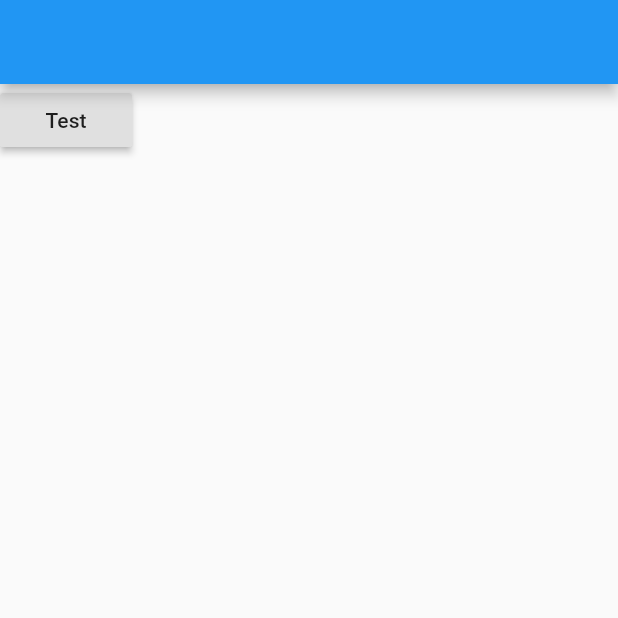
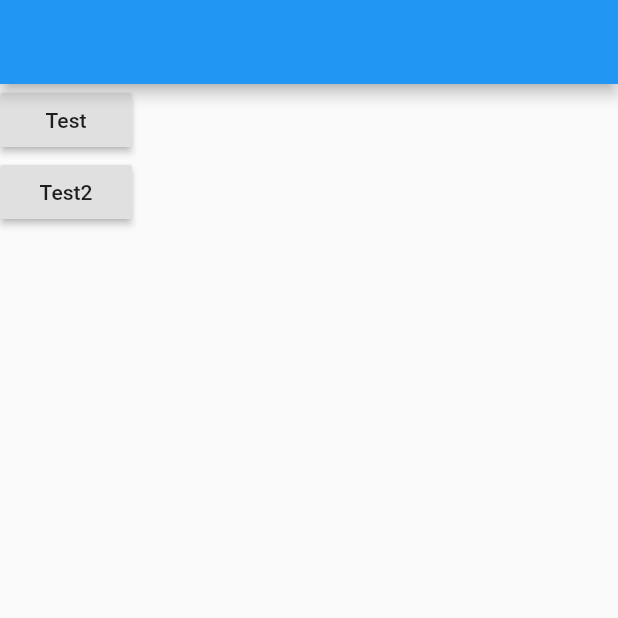
Before and after one commit to vitting/locale_scoreboard, a Flutter app: the screen it shows after launch, after a tap on "Test", on a phone screen of 412 x 824 dp, the top half of it. Run offline on Flutter 3.47's test engine with Material 2 defaults, Android fonts, the phone set to English and light mode, and no system bars; our stand-ins replace date_format, sqflite, synchronized; accounts and stored records are empty.

Commit message:
initial commit 2

```diff
--- a/lib/helpers/db_helpers.dart
+++ b/lib/helpers/db_helpers.dart
@@ -5,7 +5,7 @@ import 'package:path/path.dart';
 import 'package:sqflite/sqflite.dart';
 import 'package:synchronized/synchronized.dart';
 
-final String dbName = "scoreboard.db";
+final String dbName = "board.db";
 final int dbVersion = 1;
 
 class DbHelpers {
@@ -15,10 +15,9 @@ class DbHelpers {
   Future<Database> get db async {
     String databasesPath = await getDatabasesPath();
     String path = join(databasesPath, dbName);
-
     if (_db == null || !_db.isOpen) {
       try {
-        await Directory(path).create(recursive: true);
+        await Directory(databasesPath).create(recursive: true);
       } catch (error) {
         print("Create DB directory error: $error");
       }
@@ -26,11 +25,12 @@ class DbHelpers {
       /// Avoid lock issues on Android
       await _lock.synchronized(() async {
         if (_db == null || !_db.isOpen) {
-          _db = await openDatabase(path, version: dbVersion,
-              onCreate: (Database db, int version) async {
-            await db.execute(DbSql.createMatches);
-            await db.execute(DbSql.createScores);
-            await db.execute(DbSql.createSets);
+          print("******************Opening database**********************");
+          _db = await openDatabase(path, version: dbVersion, onCreate: (Database db, int version) async {
+            await db.execute("${DbSql.createMatches}${DbSql.createScores}${DbSql.createSets}");
+            // await db.execute(DbSql.createMatches);
+            // await db.execute(DbSql.createScores);
+            // await db.execute(DbSql.createSets);
           });
         }
       });
@@ -58,4 +58,9 @@ class DbHelpers {
     Database dbCon = await db;
     return dbCon.delete(table, where: "${DbSql.colId} = ?", whereArgs: [id]);
   }
+
+  Future<List<Map<String, dynamic>>> query(String table, {bool distinct = false, int limit = -1, String orderBy, String where, List<dynamic> whereArgs}) async {
+    Database dbCon = await db;
+    return dbCon.query(table, columns: [], distinct: distinct, limit: limit, orderBy: orderBy, where: where, whereArgs: whereArgs);
+  }
 }
--- a/lib/helpers/db_sql_create.dart
+++ b/lib/helpers/db_sql_create.dart
@@ -26,7 +26,7 @@ class DbSql {
   static final String colSetStart = "setStart";
   static final String colSetEnd = "setEnd";
   static final String colWinnerTeam = "winnerTeam";
-  static final String createMatches = "CREATE TABLE [$tableMatches]([$colId] TEXT(50) PRIMARY KEY NOT NULL UNIQUE, [$colTitle] TEXT(100) NOT NULL, [$colCreatedDate] INTEGER NOT NULL, [$colMatchDate] INTEGER NOT NULL, [$colNamePlayer1Team1] TEXT(50) NOT NULL, [$colNamePlayer2Team1] TEXT(50) NOT NULL, [$colNamePlayer1Team2] TEXT(50) NOT NULL, [$colNamePlayer2Team2] TEXT(50) NOT NULL, [$colActive] INTEGER NOT NULL DEFAULT 0)";
-  static final String createScores = "CREATE TABLE [$tableScores]([$colId] TEXT(50) PRIMARY KEY NOT NULL UNIQUE, [$colMatchId] TEXT NOT NULL, [$colMatchStartedAt] INTEGER, [$colMatchEndedAt] INTEGER, [$colSetTeam1] INTEGER NOT NULL DEFAULT 0, [$colSetTeam2] INTEGER NOT NULL DEFAULT 0, [$colPointsTeam1] INTEGER NOT NULL DEFAULT 0, [$colPointsTeam2] INTEGER NOT NULL DEFAULT 0, [$colTimeoutsTeam1] INTEGER NOT NULL DEFAULT 0, [$colSetTeam2] INTEGER NOT NULL DEFAULT 0, [$colStartTeam] INTEGER NOT NULL DEFAULT 0, [$colActiveTeam] INTEGER NOT NULL DEFAULT 0)";
-  static final String createSets = "CREATE TABLE [$tableSets]([$colId] TEXT(50) PRIMARY KEY NOT NULL UNIQUE, [$colMatchId] TEXT NOT NULL, [$colStartTeam] INTEGER NOT NULL DEFAULT 0, [$colSetNumber] INTEGER NOT NULL DEFAULT 0, [$colPointsTeam1] INTEGER NOT NULL DEFAULT 0, [$colPointsTeam2] INTEGER NOT NULL DEFAULT 0, [$colSetTeam1] INTEGER NOT NULL DEFAULT 0, [$colSetTeam2] INTEGER NOT NULL DEFAULT 0, [$colTimeoutsTeam1] INTEGER NOT NULL DEFAULT 0, [$colTimeoutsTeam2] INTEGER NOT NULL DEFAULT 0, [$colSetStart] INTEGER NOT NULL DEFAULT 0, [$colSetEnd] INTEGER NOT NULL DEFAULT 0, [$colWinnerTeam] INTEGER NOT NULL DEFAULT 0)";
+  static final String createMatches = "CREATE TABLE [$tableMatches]([$colId] TEXT(50) PRIMARY KEY NOT NULL UNIQUE, [$colTitle] TEXT(100) NOT NULL, [$colCreatedDate] INTEGER NOT NULL, [$colMatchDate] INTEGER NOT NULL, [$colNamePlayer1Team1] TEXT(50) NOT NULL, [$colNamePlayer2Team1] TEXT(50) NOT NULL, [$colNamePlayer1Team2] TEXT(50) NOT NULL, [$colNamePlayer2Team2] TEXT(50) NOT NULL, [$colActive] INTEGER NOT NULL DEFAULT 0);";
+  static final String createScores = "CREATE TABLE [$tableScores]([$colId] TEXT(50) PRIMARY KEY NOT NULL UNIQUE, [$colMatchId] TEXT NOT NULL, [$colMatchStartedAt] INTEGER, [$colMatchEndedAt] INTEGER, [$colSetTeam1] INTEGER NOT NULL DEFAULT 0, [$colSetTeam2] INTEGER NOT NULL DEFAULT 0, [$colPointsTeam1] INTEGER NOT NULL DEFAULT 0, [$colPointsTeam2] INTEGER NOT NULL DEFAULT 0, [$colTimeoutsTeam1] INTEGER NOT NULL DEFAULT 0, [$colSetTeam2] INTEGER NOT NULL DEFAULT 0, [$colStartTeam] INTEGER NOT NULL DEFAULT 0, [$colActiveTeam] INTEGER NOT NULL DEFAULT 0);";
+  static final String createSets = "CREATE TABLE [$tableSets]([$colId] TEXT(50) PRIMARY KEY NOT NULL UNIQUE, [$colMatchId] TEXT NOT NULL, [$colStartTeam] INTEGER NOT NULL DEFAULT 0, [$colSetNumber] INTEGER NOT NULL DEFAULT 0, [$colPointsTeam1] INTEGER NOT NULL DEFAULT 0, [$colPointsTeam2] INTEGER NOT NULL DEFAULT 0, [$colSetTeam1] INTEGER NOT NULL DEFAULT 0, [$colSetTeam2] INTEGER NOT NULL DEFAULT 0, [$colTimeoutsTeam1] INTEGER NOT NULL DEFAULT 0, [$colTimeoutsTeam2] INTEGER NOT NULL DEFAULT 0, [$colSetStart] INTEGER NOT NULL DEFAULT 0, [$colSetEnd] INTEGER NOT NULL DEFAULT 0, [$colWinnerTeam] INTEGER NOT NULL DEFAULT 0);";
 }
--- a/lib/test.dart
+++ b/lib/test.dart
@@ -1,4 +1,9 @@
 import 'package:flutter/material.dart';
+import 'package:locale_scoreboard/helpers/db_helpers.dart';
+import 'package:locale_scoreboard/helpers/db_sql_create.dart';
+import 'package:locale_scoreboard/helpers/system_helpers.dart';
+import 'package:path/path.dart';
+import 'package:sqflite/sqflite.dart';
 
 class TestWidget extends StatefulWidget {
   static final routeName = "/test";
@@ -16,8 +21,28 @@ class _TestWidgetState extends State<TestWidget> {
           children: <Widget>[
             RaisedButton(
               child: Text("Test"),
-              onPressed: () {
-
+              onPressed: () async {
+                DbHelpers db = DbHelpers();
+                int value = await db.insert(DbSql.tableMatches, {
+                  "id": SystemHelpers.generateUuid(),
+                  "title": "test2",
+                  "createdDate": 0,
+                  "matchDate": 0,
+                  "namePlayer1Team1": "anne",
+                  "namePlayer2Team1": "irene",
+                  "namePlayer1Team2": "bente",
+                  "namePlayer2Team2": "lise",
+                  "active": 0
+                });
+                print(value);
+              },
+            ),
+            RaisedButton(
+              child: Text("Test2"),
+              onPressed: () async {
+                DbHelpers db = DbHelpers();
+                List<Map<String, dynamic>> values = await db.query(DbSql.tableMatches);
+                print(values);
               },
             )
           ],
--- a/pubspec.yaml
+++ b/pubspec.yaml
@@ -15,10 +15,10 @@ environment:
 dependencies:
   sqflite: any
   uuid: ^1.0.3
-  screen: ^0.0.4
+  # screen: ^0.0.4
   date_format: ^1.0.5
   speech_recognition: ^0.3.0+1
-  vibrate: ^0.0.4
+  # vibrate: ^0.0.4
   flutter:
     sdk: flutter
 
```
Also changed, not shown: lib/helpers/system_helpers.dart (+13 -13 lines), 2 other files.
